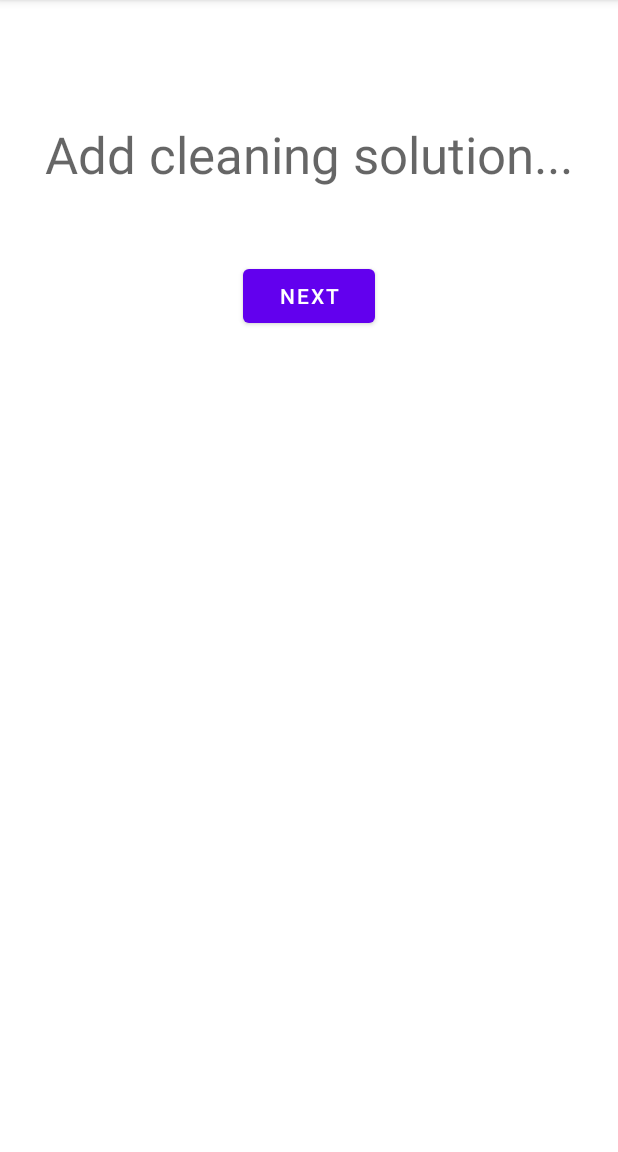
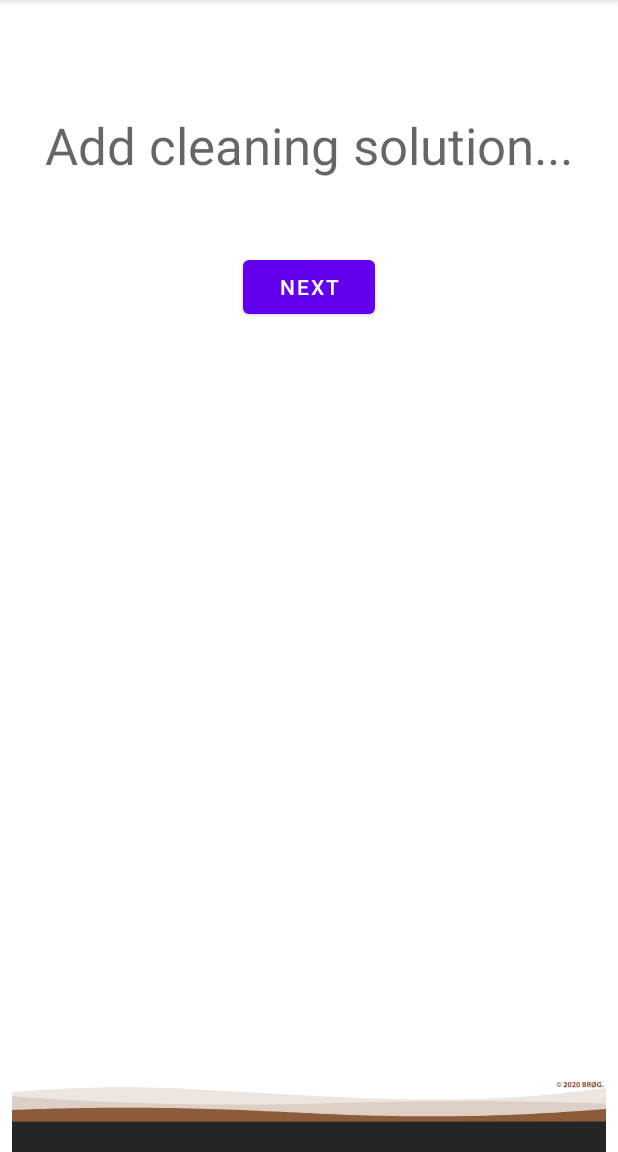
Before and after one commit to ElinorMohr/brogB1, an Android app: the screen it shows after launch (CleanActivityStep1), on a phone screen of 412 x 824 dp, the part 84-1236 px from its top. Run offline under Robolectric (Android 15) with nearby library versions, the phone set to English and light mode, and no system bars.

Commit message:
Forskellige footers som SVG og eksempel med linear layout i relative layout

```diff
--- /dev/null
+++ b/app/src/main/res/drawable/ic_footer.xml
@@ -0,0 +1,18 @@
+<vector xmlns:android="http://schemas.android.com/apk/res/android"
+    android:width="1080dp"
+    android:height="200dp"
+    android:viewportWidth="1080"
+    android:viewportHeight="200">
+  <path
+      android:pathData="M0,91c17.64,-1.54 46.15,-3.83 81.24,-5.67C212.92,78.4 310.55,84.4 373.1,88c277.52,15.81 419.76,23.41 590.61,8.69 49.52,-4.27 90,-9.32 116.29,-12.89V200H0Z"
+      android:fillColor="#ede6e0"/>
+  <path
+      android:pathData="M0,98.71c36.66,2.7 90.85,6.33 156.49,9.28 193.35,8.7 330.51,6 450.52,2.58 113.8,-3.25 274.66,-5.23 473,1V200H0Z"
+      android:fillColor="#ddcfc5"/>
+  <path
+      android:pathData="M0,123.77c42.29,-1.66 107.42,-3.72 187,-4.13 232,-1.21 339.86,12.91 521.06,15.15 88,1.09 215.63,-0.34 372,-13.17V200H0Z"
+      android:fillColor="#8c5b39"/>
+  <path
+      android:pathData="M0,144.89l1080,-0.5V200H0Z"
+      android:fillColor="#252525"/>
+</vector>
--- /dev/null
+++ b/app/src/main/res/drawable/ic_footer_copyright.xml
@@ -0,0 +1,62 @@
+<vector xmlns:android="http://schemas.android.com/apk/res/android"
+    android:width="1080dp"
+    android:height="200dp"
+    android:viewportWidth="1080"
+    android:viewportHeight="200">
+  <path
+      android:pathData="M0,91c17.6,-1.5 46.1,-3.8 81.2,-5.7c131.7,-6.9 229.3,-0.9 291.9,2.7c277.5,15.8 419.8,23.4 590.6,8.7c49.5,-4.3 90,-9.3 116.3,-12.9c0,38.7 0,77.5 0,116.2c-360,0 -720,0 -1080,0C0,163.7 0,127.3 0,91z"
+      android:fillColor="#EDE6E0"/>
+  <path
+      android:pathData="M804.4,289.9"
+      android:fillColor="#EDE6E0"/>
+  <path
+      android:pathData="M954.5,-88.1"
+      android:fillColor="#EDE6E0"/>
+  <path
+      android:pathData="M0,98.7c36.7,2.7 90.8,6.3 156.5,9.3c193.3,8.7 330.5,6 450.5,2.6c113.8,-3.2 274.7,-5.2 473,1c0,29.5 0,58.9 0,88.4c-360,0 -720,0 -1080,0C0,166.2 0,132.5 0,98.7z"
+      android:fillColor="#DDCFC5"/>
+  <path
+      android:pathData="M0,123.8c42.3,-1.7 107.4,-3.7 187,-4.1c232,-1.2 339.9,12.9 521.1,15.2c88,1.1 215.6,-0.3 372,-13.2c0,26.1 0,52.3 0,78.4c-360,0 -720,0 -1080,0C0,174.6 0,149.2 0,123.8z"
+      android:fillColor="#8C5B39"/>
+  <path
+      android:pathData="M1051.5,275.6"
+      android:fillColor="#8C5B39"/>
+  <path
+      android:pathData="M0,144.9c360,-0.2 720,-0.3 1080,-0.5c0,18.5 0,37.1 0,55.6c-360,0 -720,0 -1080,0C0,181.6 0,163.3 0,144.9z"
+      android:fillColor="#252525"/>
+  <path
+      android:strokeWidth="1"
+      android:pathData="M404.5,290.8"
+      android:fillColor="#00000000"
+      android:strokeColor="#000000"/>
+  <path
+      android:pathData="M998.9,77.4c0,2.4 -1.9,4.3 -4.3,4.3c-2.4,0 -4.3,-1.9 -4.3,-4.3c0,-2.4 1.9,-4.3 4.3,-4.3C997,73.1 998.9,75 998.9,77.4zM991.2,77.4c0,2 1.5,3.5 3.4,3.5c1.9,0 3.4,-1.6 3.4,-3.5s-1.5,-3.5 -3.4,-3.5C992.7,73.9 991.2,75.4 991.2,77.4zM996.3,76c-0.2,-0.1 -0.7,-0.3 -1.3,-0.3c-1.1,0 -1.7,0.6 -1.7,1.7c0,1 0.7,1.8 1.7,1.8c0.6,0 1.1,-0.1 1.4,-0.4l0.2,0.7c-0.5,0.3 -1.1,0.4 -1.7,0.4c-1.6,0 -2.6,-1.1 -2.6,-2.5c0,-1.6 1.3,-2.6 2.7,-2.6c0.7,0 1.4,0.2 1.5,0.4L996.3,76z"
+      android:fillColor="#8C5B39"/>
+  <path
+      android:pathData="M1002.8,82.1v-1.3l1.2,-1.1c2,-1.8 3,-2.8 3,-3.9c0,-0.7 -0.4,-1.3 -1.5,-1.3c-0.8,0 -1.5,0.4 -1.9,0.8l-0.6,-1.5c0.7,-0.5 1.8,-0.9 3,-0.9c2.1,0 3.2,1.2 3.2,2.9c0,1.5 -1.1,2.7 -2.4,3.9l-0.8,0.7v0h3.4v1.8H1002.8z"
+      android:fillColor="#8C5B39"/>
+  <path
+      android:pathData="M1017.3,77.5c0,2.8 -1.1,4.7 -3.5,4.7c-2.4,0 -3.4,-2.1 -3.4,-4.7c0,-2.6 1.1,-4.7 3.5,-4.7C1016.3,72.9 1017.3,75 1017.3,77.5zM1012.5,77.6c0,2.1 0.5,3.1 1.3,3.1s1.3,-1 1.3,-3.1c0,-2 -0.4,-3.1 -1.3,-3.1C1013.1,74.5 1012.5,75.5 1012.5,77.6z"
+      android:fillColor="#8C5B39"/>
+  <path
+      android:pathData="M1018.3,82.1v-1.3l1.2,-1.1c2,-1.8 3,-2.8 3,-3.9c0,-0.7 -0.4,-1.3 -1.5,-1.3c-0.8,0 -1.5,0.4 -1.9,0.8l-0.6,-1.5c0.7,-0.5 1.8,-0.9 3,-0.9c2.1,0 3.2,1.2 3.2,2.9c0,1.5 -1.1,2.7 -2.4,3.9l-0.8,0.7v0h3.4v1.8H1018.3z"
+      android:fillColor="#8C5B39"/>
+  <path
+      android:pathData="M1032.8,77.5c0,2.8 -1.1,4.7 -3.5,4.7c-2.4,0 -3.4,-2.1 -3.4,-4.7c0,-2.6 1.1,-4.7 3.5,-4.7C1031.8,72.9 1032.8,75 1032.8,77.5zM1028.1,77.6c0,2.1 0.5,3.1 1.3,3.1s1.3,-1 1.3,-3.1c0,-2 -0.4,-3.1 -1.3,-3.1C1028.6,74.5 1028.1,75.5 1028.1,77.6z"
+      android:fillColor="#8C5B39"/>
+  <path
+      android:pathData="M1037,72.8c0.6,-0.1 1.7,-0.2 2.8,-0.2c1.3,0 2.1,0.1 2.8,0.5c0.7,0.4 1.1,1 1.1,1.8c0,0.8 -0.5,1.6 -1.6,2v0c1.1,0.3 1.9,1.1 1.9,2.3c0,0.9 -0.4,1.5 -1,2c-0.7,0.5 -1.8,0.9 -3.7,0.9c-1,0 -1.8,-0.1 -2.3,-0.1V72.8zM1039.1,76.4h0.7c1.1,0 1.7,-0.5 1.7,-1.2c0,-0.7 -0.5,-1.1 -1.5,-1.1c-0.5,0 -0.7,0 -0.9,0.1V76.4zM1039.1,80.6c0.2,0 0.5,0 0.8,0c1,0 1.8,-0.4 1.8,-1.4c0,-1 -0.9,-1.3 -1.9,-1.3h-0.7V80.6z"
+      android:fillColor="#8C5B39"/>
+  <path
+      android:pathData="M1045.5,72.8c0.7,-0.1 1.7,-0.2 2.8,-0.2c1.4,0 2.4,0.2 3.1,0.7c0.6,0.4 0.9,1.1 0.9,2c0,1.2 -0.9,2 -1.7,2.3v0c0.7,0.3 1,0.9 1.3,1.8c0.3,1.1 0.6,2.3 0.8,2.7h-2.2c-0.2,-0.3 -0.4,-1 -0.7,-2.2c-0.3,-1.2 -0.7,-1.5 -1.5,-1.5h-0.6v3.7h-2.1V72.8zM1047.6,76.9h0.8c1.1,0 1.7,-0.5 1.7,-1.4c0,-0.9 -0.6,-1.3 -1.6,-1.3c-0.5,0 -0.8,0 -1,0.1V76.9z"
+      android:fillColor="#8C5B39"/>
+  <path
+      android:pathData="M1053.8,82.2l0.8,-1.2c-0.8,-0.9 -1.3,-2.1 -1.3,-3.5c0,-2.8 1.8,-4.9 4.6,-4.9c0.8,0 1.5,0.2 2.1,0.5l0.8,-1.1l1.2,0.8l-0.8,1.2c0.8,0.9 1.2,2.1 1.2,3.5c0,3.1 -1.9,4.9 -4.5,4.9c-0.7,0 -1.4,-0.2 -2,-0.5l-0.9,1.2L1053.8,82.2zM1058.9,74.5c-0.3,-0.2 -0.7,-0.3 -1.1,-0.3c-1.5,0 -2.4,1.3 -2.4,3.2c0,0.6 0.1,1.2 0.4,1.7h0L1058.9,74.5zM1056.8,80.3c0.3,0.2 0.6,0.3 1,0.3c1.5,0 2.4,-1.3 2.4,-3.2c0,-0.5 -0.1,-1.1 -0.3,-1.6l0,0L1056.8,80.3z"
+      android:fillColor="#8C5B39"/>
+  <path
+      android:pathData="M1071.6,81.7c-0.7,0.2 -1.9,0.5 -3.2,0.5c-1.7,0 -3,-0.4 -3.8,-1.3c-0.9,-0.8 -1.3,-2 -1.3,-3.4c0,-3.1 2.3,-4.9 5.4,-4.9c1.2,0 2.2,0.2 2.6,0.5l-0.4,1.7c-0.5,-0.2 -1.2,-0.4 -2.2,-0.4c-1.8,0 -3.1,1 -3.1,3.1c0,1.9 1.2,3.1 3,3.1c0.5,0 0.9,-0.1 1.1,-0.1v-2h-1.5v-1.7h3.5V81.7z"
+      android:fillColor="#8C5B39"/>
+  <path
+      android:pathData="M1073.1,81c0,-0.8 0.5,-1.3 1.3,-1.3s1.2,0.5 1.2,1.3c0,0.7 -0.5,1.3 -1.3,1.3C1073.6,82.3 1073.1,81.7 1073.1,81z"
+      android:fillColor="#8C5B39"/>
+</vector>
--- /dev/null
+++ b/app/src/main/res/drawable/ic_menutop.xml
@@ -0,0 +1,15 @@
+<vector xmlns:android="http://schemas.android.com/apk/res/android"
+    android:width="1080dp"
+    android:height="200dp"
+    android:viewportWidth="1080"
+    android:viewportHeight="200">
+  <path
+      android:pathData="M0,91c17.64,-1.54 46.15,-3.83 81.24,-5.67C212.92,78.4 310.55,84.4 373.1,88c277.52,15.81 419.76,23.41 590.61,8.69 49.52,-4.27 90,-9.32 116.29,-12.89V200H0Z"
+      android:fillColor="#ede6e0"/>
+  <path
+      android:pathData="M0,98.71c36.66,2.7 90.85,6.33 156.49,9.28 193.35,8.7 330.51,6 450.52,2.58 113.8,-3.25 274.66,-5.23 473,1V200H0Z"
+      android:fillColor="#ddcfc5"/>
+  <path
+      android:pathData="M0,123.77c42.29,-1.66 107.42,-3.72 187,-4.13 232,-1.21 339.86,12.91 521.06,15.15 88,1.09 215.63,-0.34 372,-13.17V200H0Z"
+      android:fillColor="#8c5b39"/>
+</vector>
--- a/app/src/main/res/layout/activity_clean_step1.xml
+++ b/app/src/main/res/layout/activity_clean_step1.xml
@@ -1,19 +1,27 @@
 <?xml version="1.0" encoding="utf-8"?>
-<androidx.constraintlayout.widget.ConstraintLayout xmlns:android="http://schemas.android.com/apk/res/android"
+<RelativeLayout xmlns:android="http://schemas.android.com/apk/res/android"
     xmlns:app="http://schemas.android.com/apk/res-auto"
     xmlns:tools="http://schemas.android.com/tools"
     android:layout_width="match_parent"
     android:layout_height="match_parent"
-    tools:context=".CleanActivityStep1">
+    android:paddingTop="32dp">
+
+    <LinearLayout
+        android:id="@+id/layout_1"
+        android:layout_width="match_parent"
+        android:layout_height="wrap_content"
+        android:layout_marginStart="10dp"
+        android:layout_marginTop="10dp"
+        android:layout_marginEnd="10dp"
+        android:layout_marginBottom="10dp"
+        android:gravity="center"
+        android:orientation="vertical">
+
 
         <ImageView
-        android:id="@+id/imageView"
-        android:layout_width="wrap_content"
+            android:id="@+id/imageView8"
+            android:layout_width="match_parent"
             android:layout_height="wrap_content"
-        android:layout_marginTop="48dp"
-        app:layout_constraintEnd_toEndOf="parent"
-        app:layout_constraintStart_toStartOf="parent"
-        app:layout_constraintTop_toTopOf="parent"
             tools:srcCompat="@tools:sample/avatars" />
 
         <TextView
@@ -22,18 +30,27 @@
             android:layout_height="wrap_content"
             android:layout_marginTop="32dp"
             android:text="@string/clean_step1_instruction"
-        android:textAppearance="@style/TextAppearance.AppCompat.Display1"
-        app:layout_constraintEnd_toEndOf="parent"
-        app:layout_constraintStart_toStartOf="parent"
-        app:layout_constraintTop_toBottomOf="@+id/imageView" />
+            android:textAppearance="@style/TextAppearance.AppCompat.Display1" />
 
         <Button
             android:id="@+id/clean_step1_button"
             android:layout_width="wrap_content"
             android:layout_height="wrap_content"
             android:layout_marginTop="48dp"
-        android:text="@string/clean_step1_button"
-        app:layout_constraintEnd_toEndOf="parent"
-        app:layout_constraintStart_toStartOf="parent"
-        app:layout_constraintTop_toBottomOf="@+id/textView" />
-</androidx.constraintlayout.widget.ConstraintLayout>
+            android:text="@string/clean_step1_button" />
+
+    </LinearLayout>
+
+    <ImageView
+        android:id="@+id/footer"
+        android:layout_width="match_parent"
+        android:layout_height="73dp"
+        android:layout_alignParentBottom="true"
+        android:layout_marginStart="0dp"
+        android:layout_marginTop="0dp"
+        android:layout_marginEnd="0dp"
+        android:layout_marginBottom="0dp"
+        android:contentDescription="@string/footer_with_copyright_description"
+        app:srcCompat="@drawable/ic_footer_copyright" />
+
+</RelativeLayout>
--- a/app/src/main/res/values/strings.xml
+++ b/app/src/main/res/values/strings.xml
@@ -42,4 +42,6 @@
     <string name="clean_step2_working">Cleaning...</string>
     <string name="clean_step3_text">Done!</string>
     <string name="clean_step3_button">Go back</string>
+    <string name="footer_with_copyright_description">Footer with copyright</string>
+    <string name="footer_description">Footer without copyright</string>
 </resources>
```
Lines whose indentation alone changed are shown as unchanged.
